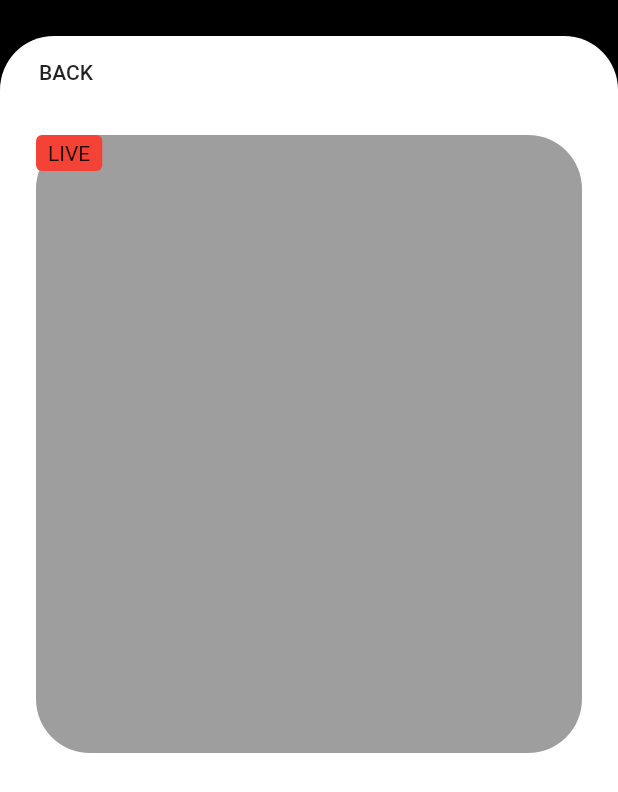
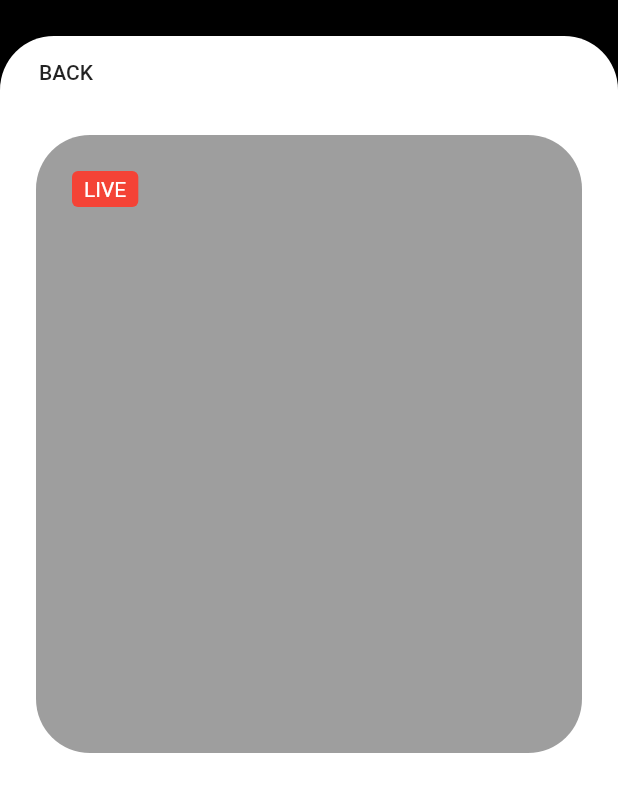
Before and after one commit to JAICHANGPARK/flutter_notebook_8th_story, a Flutter app: the MedicalDetailPage screen opened directly, on a phone screen of 412 x 824 dp. Shown: the top 792 px of the screen. Run offline on Flutter 3.47's test engine with Material 2 defaults, Android fonts, the phone set to English and light mode, and no system bars; our stand-ins replace google_fonts.

Commit message:
Update medical_detail_page.dart

```diff
--- a/lib/ep557_medical_app/medical_detail_page.dart
+++ b/lib/ep557_medical_app/medical_detail_page.dart
@@ -37,14 +37,19 @@ class MedicalDetailPage extends StatelessWidget {
                       ),
                       child: Stack(
                         children: [
-                          Positioned(child: Row(children: [
+                          Positioned(
+                              left: 24,
+                              top: 24,
+                              child: Row(children: [
                             Container(
                               padding: EdgeInsets.symmetric(horizontal: 8, vertical: 4),
                               decoration: BoxDecoration(
                                 color: Colors.red,
                                 borderRadius: BorderRadius.circular(4)
                               ),
-                              child: Text("LIVE"),
+                              child: Text("LIVE", style: TextStyle(
+                                color: Colors.white,
+                              ),),
                             )
                           ],))
                         ],
```
